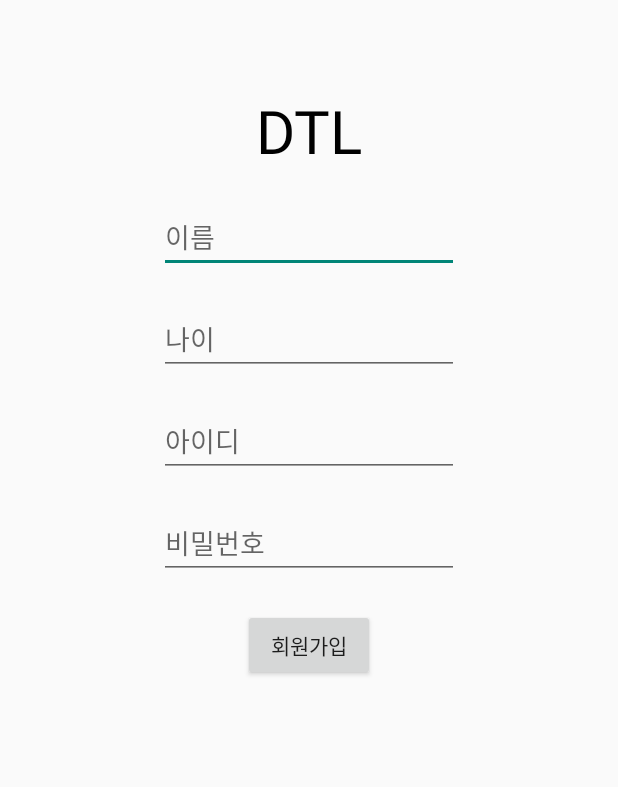
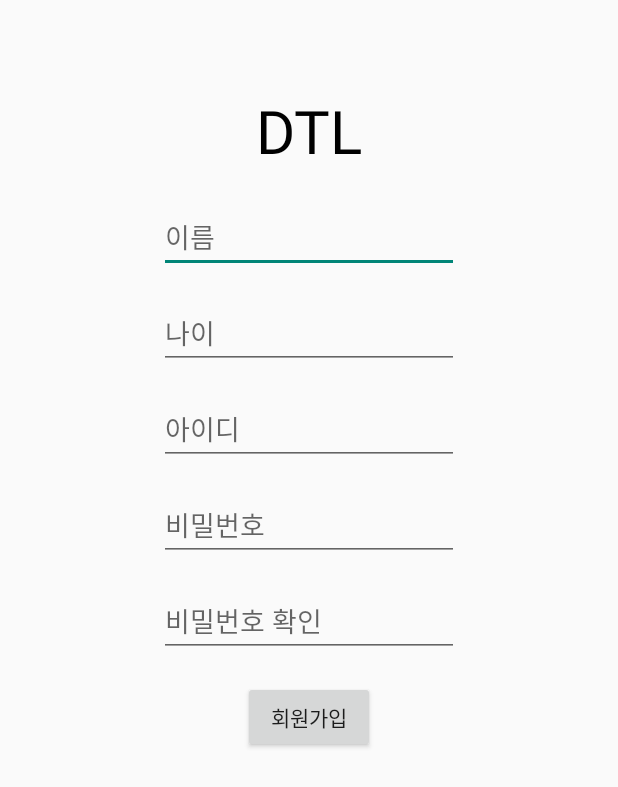
Before and after one commit to Tmdhoon2/DMS-TodoList, an Android app: the RegisterActivity screen opened directly, with no data from a screen before it, on a phone screen of 412 x 824 dp. Shown: the top 787 px of the screen. Run offline under Robolectric (Android 15) with nearby library versions, the phone set to English and light mode, and no system bars.

```diff
--- a/TodoList/app/src/main/res/layout/activity_register.xml
+++ b/TodoList/app/src/main/res/layout/activity_register.xml
@@ -32,7 +32,7 @@
         android:id="@+id/etRegisterAge"
         android:layout_width="200dp"
         android:layout_height="wrap_content"
-        android:layout_marginTop="20dp"
+        android:layout_marginTop="16dp"
         app:layout_constraintTop_toBottomOf="@id/etRegisterName"
         app:layout_constraintLeft_toLeftOf="parent"
         app:layout_constraintRight_toRightOf="parent"
@@ -42,7 +42,7 @@
         android:id="@+id/etRegisterId"
         android:layout_width="200dp"
         android:layout_height="wrap_content"
-        android:layout_marginTop="20dp"
+        android:layout_marginTop="16dp"
         app:layout_constraintTop_toBottomOf="@id/etRegisterAge"
         app:layout_constraintLeft_toLeftOf="parent"
         app:layout_constraintRight_toRightOf="parent"
@@ -52,20 +52,32 @@
         android:id="@+id/etRegisterPw"
         android:layout_width="200dp"
         android:layout_height="wrap_content"
-        android:layout_marginTop="20dp"
+        android:layout_marginTop="16dp"
+        android:inputType="textPassword"
         app:layout_constraintTop_toBottomOf="@id/etRegisterId"
         app:layout_constraintLeft_toLeftOf="parent"
         app:layout_constraintRight_toRightOf="parent"
         android:hint="비밀번호"/>
+
+    <EditText
+        android:id="@+id/etRegisterPwCheck"
+        android:layout_width="200dp"
+        android:layout_height="wrap_content"
+        android:layout_marginTop="16dp"
+        android:inputType="textPassword"
+        app:layout_constraintTop_toBottomOf="@id/etRegisterPw"
+        app:layout_constraintLeft_toLeftOf="parent"
+        app:layout_constraintRight_toRightOf="parent"
+        android:hint="비밀번호 확인"/>
 
     <Button
         android:id="@+id/btRegister"
         android:layout_width="wrap_content"
         android:layout_height="wrap_content"
         android:text="회원가입"
-        android:layout_marginTop="20dp"
+        android:layout_marginTop="16dp"
         app:layout_constraintLeft_toLeftOf="parent"
-        app:layout_constraintTop_toBottomOf="@id/etRegisterPw"
+        app:layout_constraintTop_toBottomOf="@id/etRegisterPwCheck"
         app:layout_constraintRight_toRightOf="parent"/>
 
 </androidx.constraintlayout.widget.ConstraintLayout>
```
Also changed, not shown: TodoList/app/src/main/java/com/tmdhoon/todolist/recyclerview/ReData.java (added, +18 -0 lines), TodoList/app/src/main/res/layout/activity_login.xml (+5 -4 lines).
